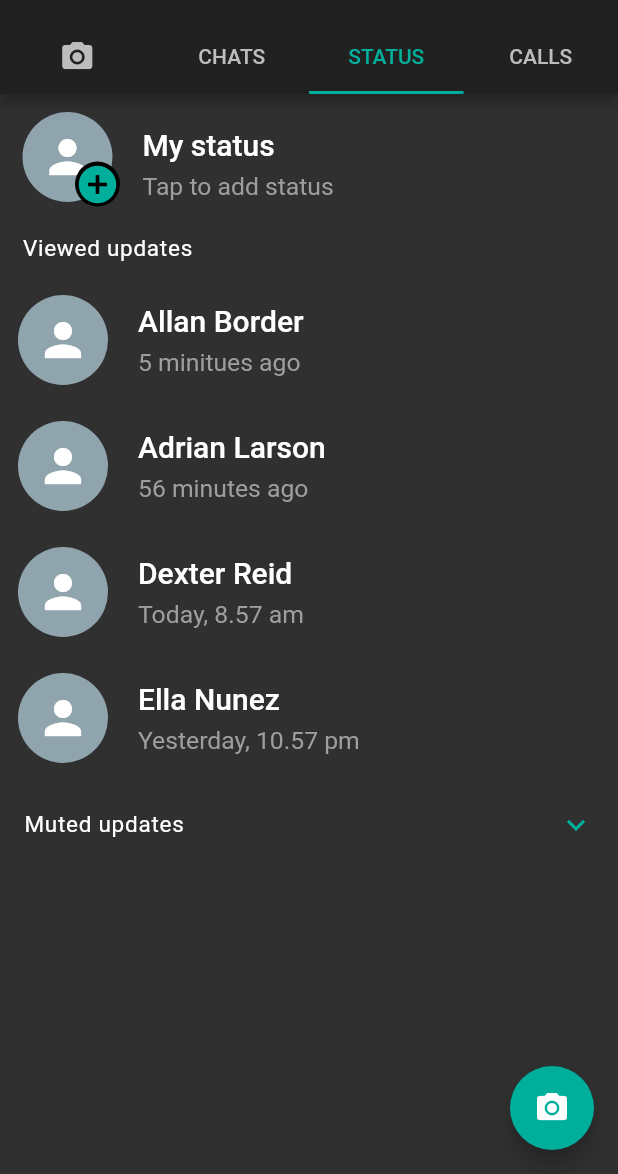
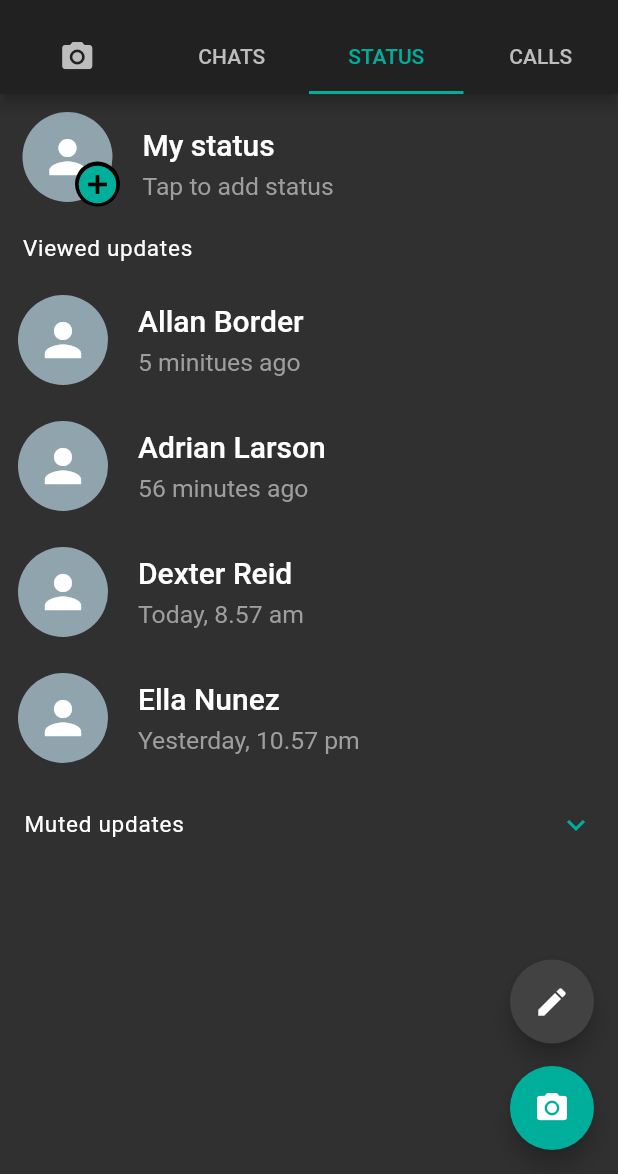
Before and after one commit to Manojkc15/Whatsapp-UI, a Flutter app: the screen it shows after launch, tab 3 chosen, on a phone screen of 412 x 824 dp, the part 62-1236 px from its top. Run offline on Flutter 3.47's test engine with Material 2 defaults, Android fonts, the phone set to English and light mode, and no system bars.

Commit message:
added edit FAB

```diff
--- a/lib/status/status.dart
+++ b/lib/status/status.dart
@@ -120,15 +120,15 @@ class _StatusState extends State<Status> {
       ),
       floatingActionButton: Column(
         mainAxisAlignment: MainAxisAlignment.end,
-        children: [
-          // FloatingActionButton(
-          //   onPressed: () {},
-          //   backgroundColor: Colors.grey[800],
-          //   child: Icon(
-          //     Icons.edit,
-          //     color: Colors.white,
-          //   ),
-          // ),
+        children: <Widget>[
+          FloatingActionButton(
+            onPressed: () {},
+            backgroundColor: Colors.grey[800],
+            child: Icon(
+              Icons.edit,
+              color: Colors.white,
+            ),
+          ),
           SizedBox(height: 15.0),
           FloatingActionButton(
             onPressed: () {},
```
